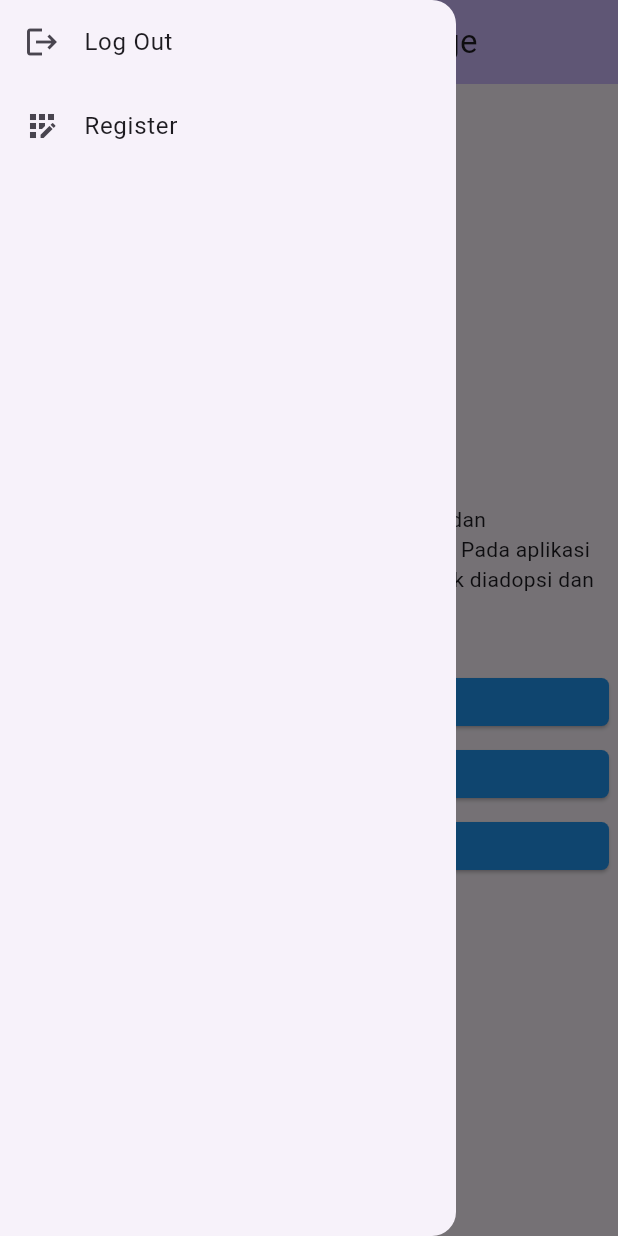
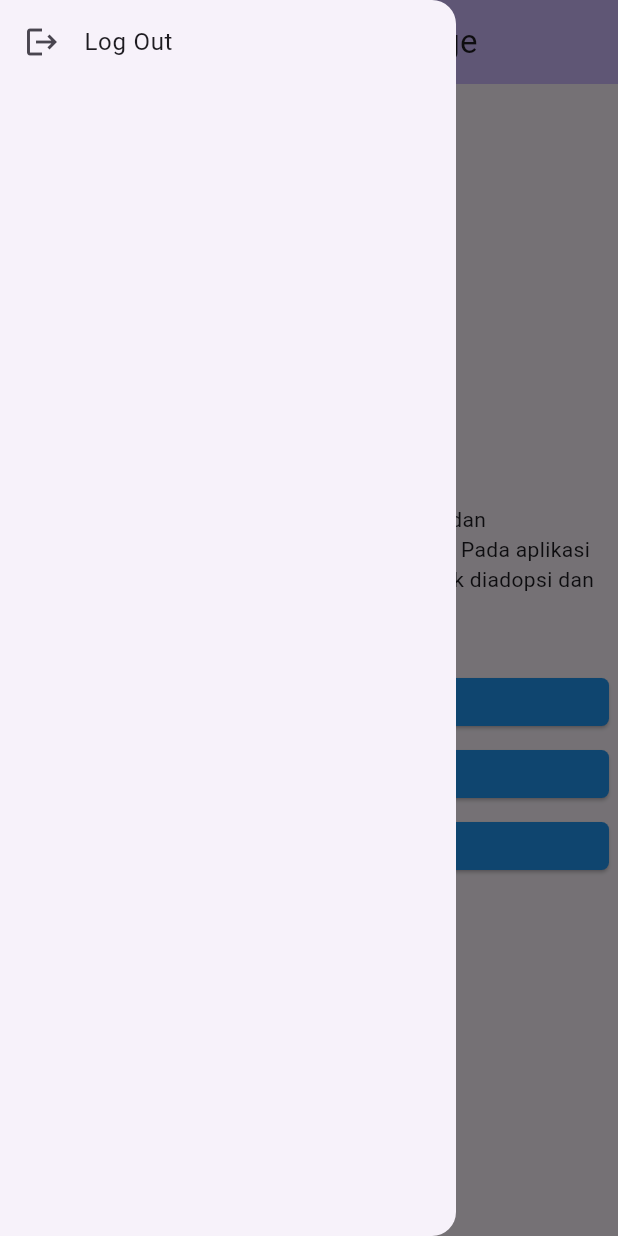
Before and after one commit to mkahfi467/adopsian, a Flutter app: the MyHomePage screen opened directly, with the side drawer open, on a phone screen of 412 x 824 dp. Run offline on Flutter 3.47's test engine with Material 3 defaults, Android fonts, the phone set to English and light mode, and no system bars; our stand-ins replace shared_preferences; accounts and stored records are empty.

Commit message:
Hapus list drawer register

```diff
--- a/lib/main.dart
+++ b/lib/main.dart
@@ -93,13 +93,13 @@ class _MyHomePageState extends State<MyHomePage> {
               doLogout();
             },
           ),
-          ListTile(
-            title: new Text("Register"),
-            leading: new Icon(Icons.app_registration_outlined),
-            onTap: () {
-              Navigator.popAndPushNamed(context, 'register');
-            },
-          ),
+          // ListTile(
+          //   title: new Text("Register"),
+          //   leading: new Icon(Icons.app_registration_outlined),
+          //   onTap: () {
+          //     Navigator.popAndPushNamed(context, 'register');
+          //   },
+          // ),
         ],
       ),
     );
```
